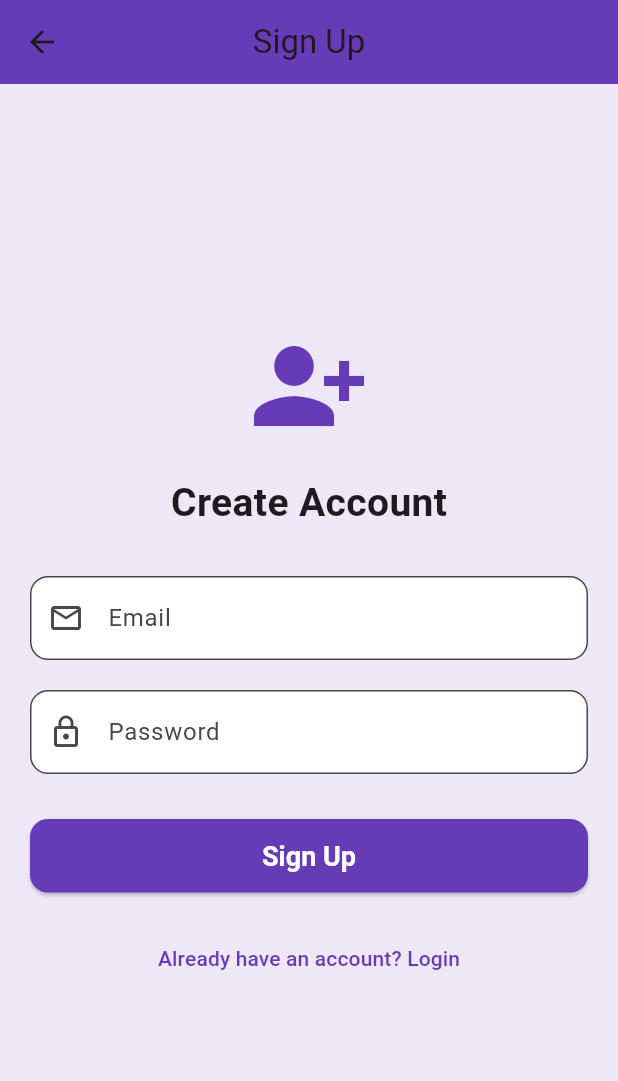
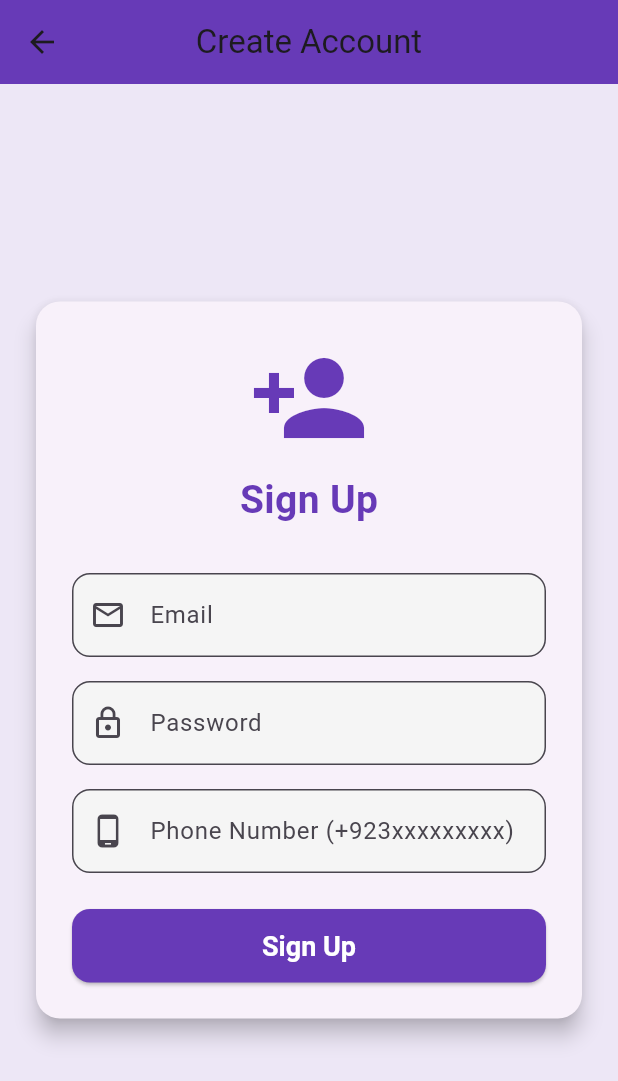
Before and after one commit to rohailpervez/flutter_firebase_auth, a Flutter app: the screen it shows after launch, after a tap on "Don't have an account? Sign Up", on a phone screen of 412 x 824 dp. Shown: the top 1081 px of the screen. Run offline on Flutter 3.47's test engine with Material 3 defaults, Android fonts, the phone set to English and light mode, and no system bars; our stand-ins replace firebase_auth, firebase_core; accounts and stored records are empty.

Commit message:
Added phone OTP + email verification in signup flow

```diff
--- a/lib/main.dart
+++ b/lib/main.dart
@@ -1,8 +1,9 @@
 import 'package:flutter/material.dart';
 import 'package:firebase_core/firebase_core.dart';
+import 'package:firebase_auth/firebase_auth.dart';
 import 'package:flutter_firebase/screens/login_screen.dart';
-import 'firebase_options.dart';
 import 'package:flutter_firebase/home_screen.dart';
+import 'package:flutter_firebase/firebase_options.dart';
 
 Future<void> main() async {
   WidgetsFlutterBinding.ensureInitialized();
@@ -18,13 +19,38 @@ class MyApp extends StatelessWidget {
   @override
   Widget build(BuildContext context) {
     return MaterialApp(
-      debugShowCheckedModeBanner:  false,
+      debugShowCheckedModeBanner: false,
       title: 'Flutter Firebase Demo',
       theme: ThemeData(
         colorScheme: ColorScheme.fromSeed(seedColor: Colors.deepPurple),
         useMaterial3: true,
       ),
-      home:  LoginScreen(),
+      home:  AuthGate(),
     );
   }
 }
+
+class AuthGate extends StatelessWidget {
+  const AuthGate({super.key});
+
+  @override
+  Widget build(BuildContext context) {
+    return StreamBuilder<User?>(
+      stream: FirebaseAuth.instance.authStateChanges(),
+      builder: (context, snapshot) {
+        // while checking auth state, show loader
+        if (snapshot.connectionState == ConnectionState.waiting) {
+          return  Scaffold(
+            body: Center(child: CircularProgressIndicator()),
+          );
+        }
+        // if user is logged in, go to Home
+        if (snapshot.hasData && snapshot.data != null) {
+          return HomeScreen();
+        }
+        // otherwise show login
+        return  LoginScreen();
+      },
+    );
+  }
+}
--- a/lib/screens/signup-screen.dart
+++ b/lib/screens/signup-screen.dart
@@ -1,13 +1,9 @@
 import 'package:flutter/material.dart';
 import 'package:firebase_auth/firebase_auth.dart';
-import 'package:flutter_firebase/home_screen.dart';
-import 'login_screen.dart';
-import 'package:firebase_core/firebase_core.dart';
-import 'package:flutter_firebase/firebase_options.dart';
+import 'package:flutter/foundation.dart' show kIsWeb;
+import 'otp_screen.dart';
 
 class SignupScreen extends StatefulWidget {
-  const SignupScreen({super.key});
-
   @override
   State<SignupScreen> createState() => _SignupScreenState();
 }
@@ -16,63 +12,85 @@ class _SignupScreenState extends State<SignupScreen> {
   final FirebaseAuth _auth = FirebaseAuth.instance;
   final emailController = TextEditingController();
   final passwordController = TextEditingController();
+  final phoneController = TextEditingController();
   bool loading = false;
 
-  @override
-  void initState() {
-    super.initState();
-    _initializeFirebase();
-  }
-
-  Future<void> _initializeFirebase() async {
-    try {
-      await Firebase.initializeApp(
-        options: DefaultFirebaseOptions.currentPlatform,
-      );
-    } catch (e) {
-      if (mounted) {
-        ScaffoldMessenger.of(context).showSnackBar(
-          SnackBar(content: Text("Firebase init error: $e")),
-        );
-      }
-    }
+  // Simple email validator
+  bool isValidEmail(String email) {
+    return RegExp(r"^[a-zA-Z0-9\._%-]+@[a-zA-Z0-9\.-]+\.[a-zA-Z]{2,4}$")
+        .hasMatch(email);
   }
 
   void _signup() async {
-    if (emailController.text.isEmpty || passwordController.text.isEmpty) {
+    String email = emailController.text.trim();
+    String password = passwordController.text.trim();
+    String phone = phoneController.text.trim();
+
+    if (email.isEmpty || password.isEmpty || phone.isEmpty) {
       ScaffoldMessenger.of(context).showSnackBar(
-        SnackBar(content: Text("Please enter email and password")),
+        SnackBar(content: Text("Please fill all fields")),
       );
       return;
     }
 
-    setState(() {
-      loading = true;
-    });
+    if (!isValidEmail(email)) {
+      ScaffoldMessenger.of(context).showSnackBar(
+        SnackBar(content: Text("Please enter a valid email address")),
+      );
+      return;
+    }
+
+    setState(() => loading = true);
 
     try {
-      await _auth.createUserWithEmailAndPassword(
-        email: emailController.text.trim(),
-        password: passwordController.text.trim(),
+      if (kIsWeb) {
+        //  Web: Phone verification
+        ConfirmationResult confirmationResult =
+        await _auth.signInWithPhoneNumber(phone);
+        if (!mounted) return;
+        Navigator.push(
+          context,
+          MaterialPageRoute(
+            builder: (_) => OtpScreen(
+              confirmationResult: confirmationResult,
+              email: email,
+              password: password,
+            ),
+          ),
         );
-
-      if (!mounted) return;
-      Navigator.pushReplacement(
+      } else {
+        //  Mobile: Phone verification
+        await _auth.verifyPhoneNumber(
+          phoneNumber: phone,
+          verificationCompleted: (PhoneAuthCredential credential) async {
+            await _auth.signInWithCredential(credential);
+          },
+          verificationFailed: (FirebaseAuthException e) {
+            ScaffoldMessenger.of(context).showSnackBar(
+              SnackBar(content: Text("Phone verification failed: ${e.message}")),
+            );
+          },
+          codeSent: (String verificationId, int? resendToken) {
+            Navigator.push(
               context,
-        MaterialPageRoute(builder: (context) => const HomeScreen()),
+              MaterialPageRoute(
+                builder: (_) => OtpScreen(
+                  verificationId: verificationId,
+                  email: email,
+                  password: password,
+                ),
+              ),
             );
-    } on FirebaseAuthException catch (e) {
-      ScaffoldMessenger.of(context).showSnackBar(
-        SnackBar(content: Text(e.message ?? "Signup failed")),
+          },
+          codeAutoRetrievalTimeout: (String verificationId) {},
         );
+      }
     } catch (e) {
       ScaffoldMessenger.of(context).showSnackBar(
         SnackBar(content: Text("Error: $e")),
       );
     } finally {
-      setState(() {
-        loading = false;
-      });
+      setState(() => loading = false);
     }
   }
 
@@ -80,6 +98,7 @@ class _SignupScreenState extends State<SignupScreen> {
   void dispose() {
     emailController.dispose();
     passwordController.dispose();
+    phoneController.dispose();
     super.dispose();
   }
 
@@ -88,52 +107,70 @@ class _SignupScreenState extends State<SignupScreen> {
     return Scaffold(
       backgroundColor: Colors.deepPurple.shade50,
       appBar: AppBar(
-        title: Text('Sign Up'),
+        title: Text("Create Account"),
         centerTitle: true,
         backgroundColor: Colors.deepPurple,
-        elevation: 0,
       ),
       body: Center(
         child: SingleChildScrollView(
           padding: EdgeInsets.all(20),
+          child: Card(
+            elevation: 6,
+            shape: RoundedRectangleBorder(borderRadius: BorderRadius.circular(16)),
+            child: Padding(
+              padding: EdgeInsets.all(24),
               child: Column(
-            mainAxisAlignment: MainAxisAlignment.center,
+                mainAxisSize: MainAxisSize.min,
                 children: [
-              Icon(Icons.person_add_alt_1, size: 80, color: Colors.deepPurple),
-              SizedBox(height: 20),
-              Text(
-                'Create Account',
-                style: TextStyle(fontSize: 26, fontWeight: FontWeight.bold),
-              ),
+                  Icon(Icons.person_add, size: 80, color: Colors.deepPurple),
+                  SizedBox(height: 10),
+                  Text("Sign Up",
+                      style: TextStyle(
+                          fontSize: 26,
+                          fontWeight: FontWeight.bold,
+                          color: Colors.deepPurple)),
                   SizedBox(height: 30),
                   TextField(
                     controller: emailController,
-                keyboardType: TextInputType.emailAddress,
                     decoration: InputDecoration(
-                  labelText: 'Email',
                       prefixIcon: Icon(Icons.email_outlined),
-                  filled: true,
-                  fillColor: Colors.white,
+                      labelText: "Email",
                       border: OutlineInputBorder(
                         borderRadius: BorderRadius.circular(12),
                       ),
+                      filled: true,
+                      fillColor: Colors.grey.shade100,
                     ),
                   ),
-              SizedBox(height: 20),
+                  SizedBox(height: 16),
                   TextField(
                     controller: passwordController,
                     obscureText: true,
                     decoration: InputDecoration(
-                  labelText: 'Password',
                       prefixIcon: Icon(Icons.lock_outline),
-                  filled: true,
-                  fillColor: Colors.white,
+                      labelText: "Password",
                       border: OutlineInputBorder(
                         borderRadius: BorderRadius.circular(12),
                       ),
+                      filled: true,
+                      fillColor: Colors.grey.shade100,
                     ),
                   ),
-              SizedBox(height: 30),
+                  SizedBox(height: 16),
+                  TextField(
+                    controller: phoneController,
+                    keyboardType: TextInputType.phone,
+                    decoration: InputDecoration(
+                      prefixIcon: Icon(Icons.phone_android),
+                      labelText: "Phone Number (+923xxxxxxxxx)",
+                      border: OutlineInputBorder(
+                        borderRadius: BorderRadius.circular(12),
+                      ),
+                      filled: true,
+                      fillColor: Colors.grey.shade100,
+                    ),
+                  ),
+                  SizedBox(height: 24),
                   loading
                       ? CircularProgressIndicator()
                       : SizedBox(
@@ -141,34 +178,27 @@ class _SignupScreenState extends State<SignupScreen> {
                     child: ElevatedButton(
                       onPressed: _signup,
                       style: ElevatedButton.styleFrom(
-                    padding: EdgeInsets.symmetric(vertical: 14),
                         backgroundColor: Colors.deepPurple,
                         foregroundColor: Colors.white,
-                    textStyle: TextStyle(
-                      fontSize: 18,
-                      fontWeight: FontWeight.w600,
-                    ),
+                        padding: EdgeInsets.symmetric(vertical: 14),
                         shape: RoundedRectangleBorder(
                           borderRadius: BorderRadius.circular(12),
                         ),
+                        textStyle: TextStyle(
+                            fontSize: 18, fontWeight: FontWeight.w600),
                       ),
-                  child: Text('Sign Up'),
+                      child: Text("Sign Up"),
                     ),
                   ),
-              SizedBox(height: 20),
-              TextButton(
-                onPressed: () {
-                  Navigator.pushReplacement(
-                    context,
-                    MaterialPageRoute(builder: (context) => const LoginScreen()),
-                  );
-                },
-                child: Text(
-                  "Already have an account? Login",
-                  style: TextStyle(color: Colors.deepPurple),
+                  if (kIsWeb) SizedBox(height: 20),
+                  if (kIsWeb)
+                    Text(
+                      "Complete the reCAPTCHA below before OTP",
+                      style: TextStyle(color: Colors.black54),
+                    ),
+                ],
               ),
             ),
-            ],
           ),
         ),
       ),
```
Also changed, not shown: lib/screens/login_screen.dart (+19 -14 lines), lib/screens/otp_screen.dart (added, +183 -0 lines), 1 other file. Lines whose indentation alone changed are shown as unchanged.
